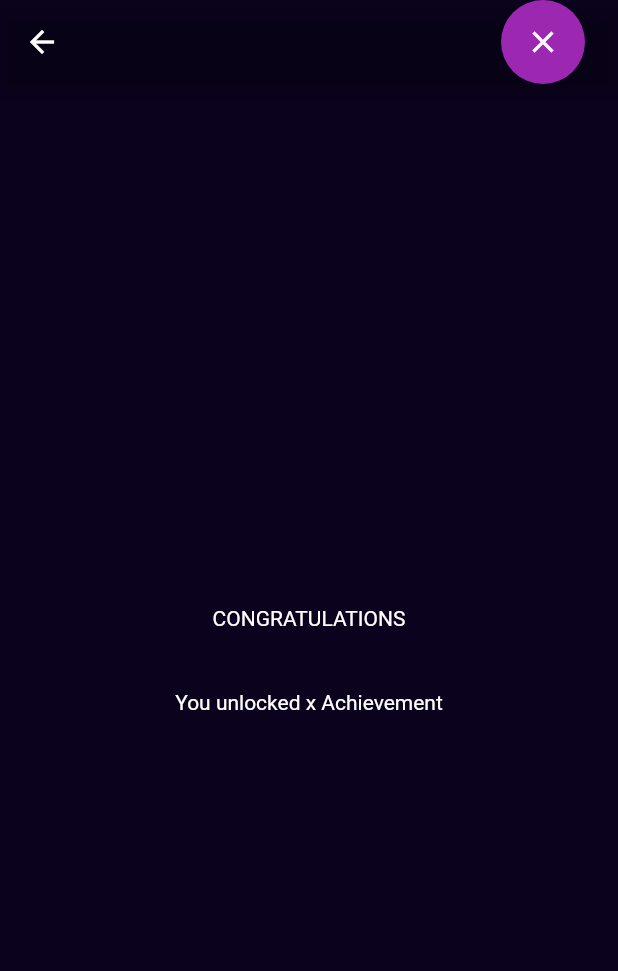
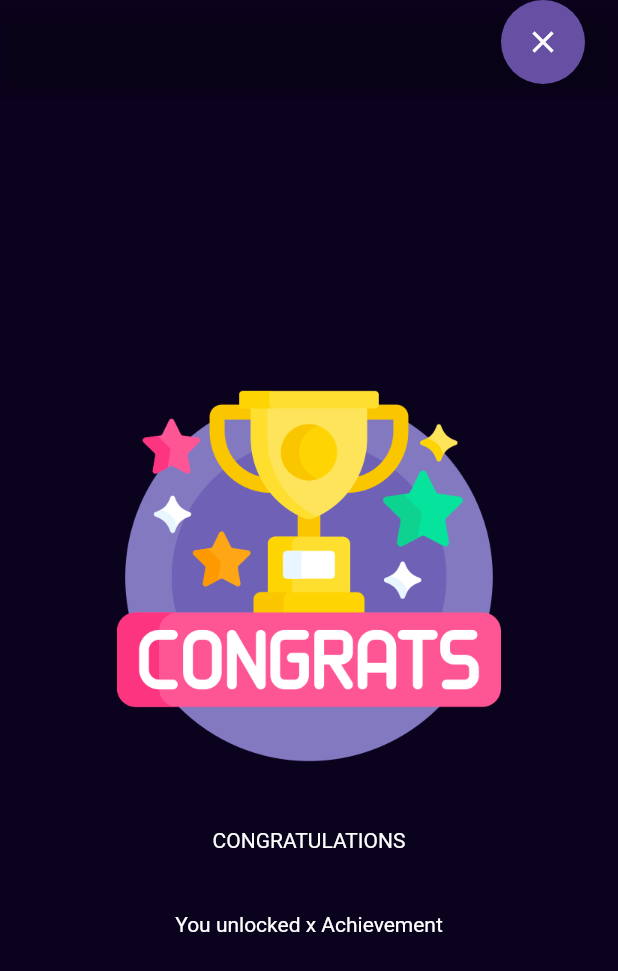
Before and after one commit to ntua-el19160/be_fashionable_app, a Flutter app: the AchievementWidget screen opened directly, on a phone screen of 412 x 824 dp. Shown: the top 971 px of the screen. Run offline on Flutter 3.47's test engine with Material 2 defaults, Android fonts, the phone set to English and light mode, and no system bars; our stand-ins replace camera, geolocator; missing offline and left inert: paged_vertical_calendar.

Commit message:
Added congratulations icon

```diff
--- a/lib/achievement.dart
+++ b/lib/achievement.dart
@@ -27,13 +27,15 @@ class _AchievementWidgetState extends State<AchievementWidget> {
     HapticFeedback.vibrate();
     return Scaffold(
       backgroundColor: const Color.fromARGB(255, 11, 2, 30),
-      appBar: AppBar(backgroundColor: Colors.transparent,
+      appBar: AppBar(
+        backgroundColor: Colors.transparent,
+        automaticallyImplyLeading: false,
           actions: <Widget>[
             Padding(
                 padding: const EdgeInsets.only(right: 20.0),
                 child: CircleAvatar(
                     radius: 30.0,
-                    backgroundColor: Colors.purple,
+                    backgroundColor: const Color.fromARGB(0xFF, 0x67, 0x50, 0xA4),
                     child: IconButton(
                       onPressed: _goToCalendar,
                       icon: const Icon(Icons.close),
@@ -44,7 +46,10 @@ class _AchievementWidgetState extends State<AchievementWidget> {
       body: Column(
         mainAxisAlignment: MainAxisAlignment.center,
         children : <Widget>[
-          // Κάποιο γραφιστικό
+          Padding(
+            padding: const EdgeInsets.all(20),
+            child: Image.asset('assets/images/congratulations.png', scale: 2)
+          ),
           Row(
             mainAxisAlignment: MainAxisAlignment.center,
             children: const [
```
Also changed, not shown: assets/images/congratulations.png (added).
